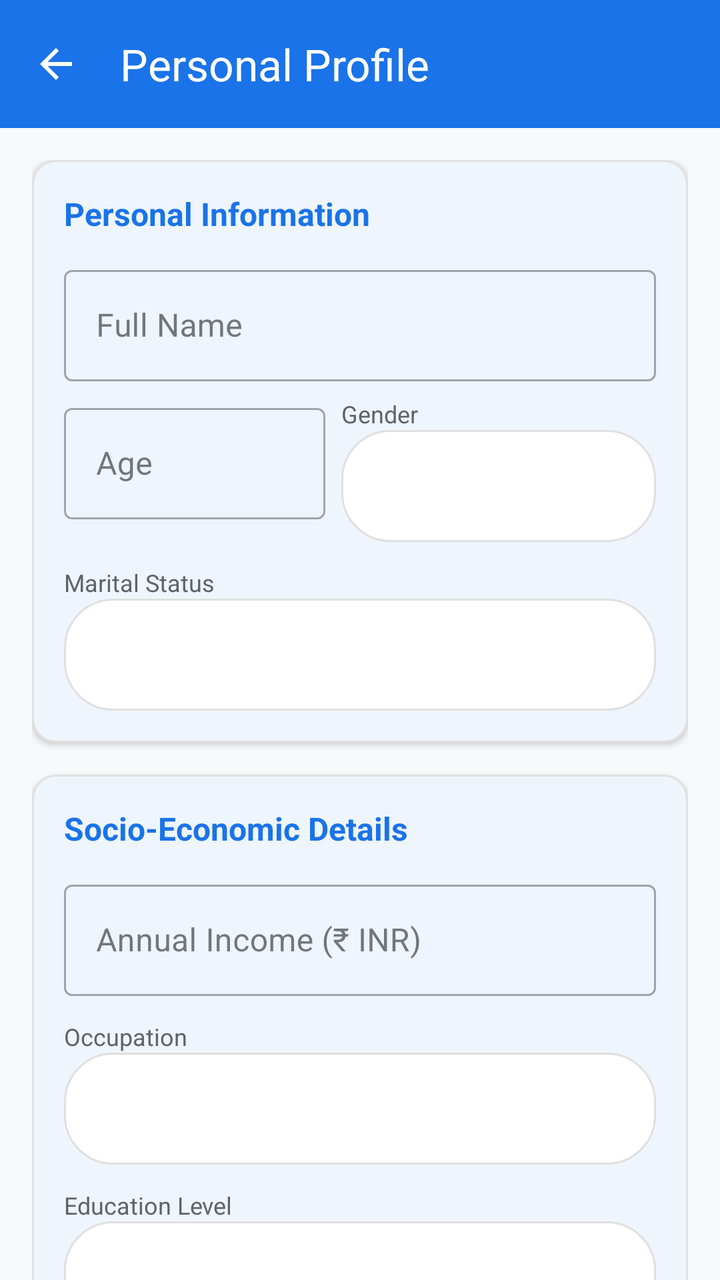
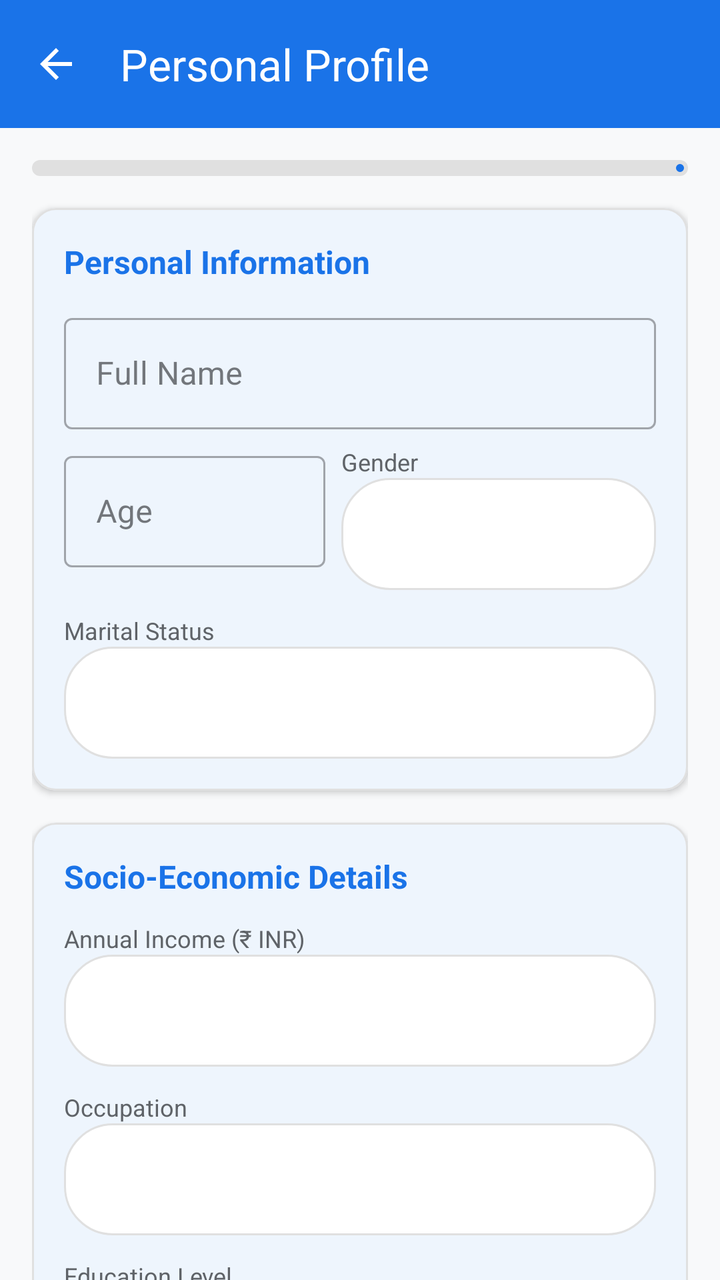

Compare the two renders of this Android layout. The source of the first and the diff that turns it into the second are given below.
<!-- AndroidManifest.xml: application theme Theme.Yojnika -->
<!-- res/layout/activity_profile.xml -->
<?xml version="1.0" encoding="utf-8"?>
<androidx.coordinatorlayout.widget.CoordinatorLayout xmlns:android="http://schemas.android.com/apk/res/android"
    xmlns:app="http://schemas.android.com/apk/res-auto"
    android:layout_width="match_parent"
    android:layout_height="match_parent"
    android:background="@color/background">

    <com.google.android.material.appbar.AppBarLayout
        android:layout_width="match_parent"
        android:layout_height="wrap_content"
        android:background="@color/primary">

        <com.google.android.material.appbar.MaterialToolbar
            android:id="@+id/toolbar"
            android:layout_width="match_parent"
            android:layout_height="?attr/actionBarSize"
            app:navigationIcon="@drawable/ic_arrow_back"
            app:navigationIconTint="@color/white"
            app:title="@string/profile_title"
            app:titleTextColor="@color/white" />

    </com.google.android.material.appbar.AppBarLayout>

    <androidx.core.widget.NestedScrollView
        android:layout_width="match_parent"
        android:layout_height="match_parent"
        app:layout_behavior="@string/appbar_scrolling_view_behavior">

        <LinearLayout
            android:layout_width="match_parent"
            android:layout_height="wrap_content"
            android:orientation="vertical"
            android:padding="16dp">

            <com.google.android.material.card.MaterialCardView
                android:layout_width="match_parent"
                android:layout_height="wrap_content"
                android:layout_marginBottom="16dp"
                app:cardBackgroundColor="@color/surface"
                app:cardCornerRadius="12dp"
                app:cardElevation="2dp"
                app:strokeColor="@color/card_stroke"
                app:strokeWidth="1dp">

                <LinearLayout
                    android:layout_width="match_parent"
                    android:layout_height="wrap_content"
                    android:orientation="vertical"
                    android:padding="16dp">

                    <TextView
                        android:layout_width="wrap_content"
                        android:layout_height="wrap_content"
                        android:text="Personal Information"
                        android:textColor="@color/primary"
                        android:textSize="16sp"
                        android:textStyle="bold" />

                    
                    <com.google.android.material.textfield.TextInputLayout
                        android:id="@+id/tilFullName"
                        style="@style/Widget.MaterialComponents.TextInputLayout.OutlinedBox"
                        android:layout_width="match_parent"
                        android:layout_height="wrap_content"
                        android:layout_marginTop="12dp"
                        android:hint="@string/full_name">

                        <com.google.android.material.textfield.TextInputEditText
                            android:id="@+id/etFullName"
                            android:layout_width="match_parent"
                            android:layout_height="wrap_content"
                            android:inputType="textPersonName"
                            android:maxLines="1" />
                    </com.google.android.material.textfield.TextInputLayout>

                    
                    <LinearLayout
                        android:layout_width="match_parent"
                        android:layout_height="wrap_content"
                        android:layout_marginTop="8dp"
                        android:orientation="horizontal">

                        <com.google.android.material.textfield.TextInputLayout
                            android:id="@+id/tilAge"
                            style="@style/Widget.MaterialComponents.TextInputLayout.OutlinedBox"
                            android:layout_width="0dp"
                            android:layout_height="wrap_content"
                            android:layout_marginEnd="8dp"
                            android:layout_weight="1"
                            android:hint="@string/age">

                            <com.google.android.material.textfield.TextInputEditText
                                android:id="@+id/etAge"
                                android:layout_width="match_parent"
                                android:layout_height="wrap_content"
                                android:inputType="number"
                                android:maxLength="3" />
                        </com.google.android.material.textfield.TextInputLayout>

                        <LinearLayout
                            android:layout_width="0dp"
                            android:layout_height="wrap_content"
                            android:layout_weight="1.2"
                            android:orientation="vertical">

                            <TextView
                                android:layout_width="wrap_content"
                                android:layout_height="wrap_content"
                                android:text="@string/gender"
                                android:textColor="@color/text_secondary"
                                android:textSize="12sp" />

                            <Spinner
                                android:id="@+id/spinnerGender"
                                android:layout_width="match_parent"
                                android:layout_height="56dp"
                                android:background="@drawable/bg_search_bar"
                                android:padding="8dp" />
                        </LinearLayout>
                    </LinearLayout>

                    
                    <TextView
                        android:layout_width="wrap_content"
                        android:layout_height="wrap_content"
                        android:layout_marginTop="12dp"
                        android:text="@string/marital_status"
                        android:textColor="@color/text_secondary"
                        android:textSize="12sp" />

                    <Spinner
                        android:id="@+id/spinnerMaritalStatus"
                        android:layout_width="match_parent"
                        android:layout_height="56dp"
                        android:background="@drawable/bg_search_bar"
                        android:padding="8dp" />

                </LinearLayout>
            </com.google.android.material.card.MaterialCardView>

            <com.google.android.material.card.MaterialCardView
                android:layout_width="match_parent"
                android:layout_height="wrap_content"
                android:layout_marginBottom="16dp"
                app:cardBackgroundColor="@color/surface"
                app:cardCornerRadius="12dp"
                app:cardElevation="2dp"
                app:strokeColor="@color/card_stroke"
                app:strokeWidth="1dp">

                <LinearLayout
                    android:layout_width="match_parent"
                    android:layout_height="wrap_content"
                    android:orientation="vertical"
                    android:padding="16dp">

                    <TextView
                        android:layout_width="wrap_content"
                        android:layout_height="wrap_content"
                        android:text="Socio-Economic Details"
                        android:textColor="@color/primary"
                        android:textSize="16sp"
                        android:textStyle="bold" />

                    
                    <com.google.android.material.textfield.TextInputLayout
                        android:id="@+id/tilIncome"
                        style="@style/Widget.MaterialComponents.TextInputLayout.OutlinedBox"
                        android:layout_width="match_parent"
                        android:layout_height="wrap_content"
                        android:layout_marginTop="12dp"
                        android:hint="@string/annual_income">

                        <com.google.android.material.textfield.TextInputEditText
                            android:id="@+id/etIncome"
                            android:layout_width="match_parent"
                            android:layout_height="wrap_content"
                            android:inputType="number" />
                    </com.google.android.material.textfield.TextInputLayout>

                    
                    <TextView
                        android:layout_width="wrap_content"
                        android:layout_height="wrap_content"
                        android:layout_marginTop="12dp"
                        android:text="@string/occupation"
                        android:textColor="@color/text_secondary"
                        android:textSize="12sp" />

                    <Spinner
                        android:id="@+id/spinnerOccupation"
                        android:layout_width="match_parent"
                        android:layout_height="56dp"
                        android:background="@drawable/bg_search_bar"
                        android:padding="8dp" />

                    
                    <TextView
                        android:layout_width="wrap_content"
                        android:layout_height="wrap_content"
                        android:layout_marginTop="12dp"
                        android:text="@string/education_level"
                        android:textColor="@color/text_secondary"
                        android:textSize="12sp" />

                    <Spinner
                        android:id="@+id/spinnerEducation"
                        android:layout_width="match_parent"
                        android:layout_height="56dp"
                        android:background="@drawable/bg_search_bar"
                        android:padding="8dp" />

                    
                    <TextView
                        android:layout_width="wrap_content"
                        android:layout_height="wrap_content"
                        android:layout_marginTop="12dp"
                        android:text="@string/category"
                        android:textColor="@color/text_secondary"
                        android:textSize="12sp" />

                    <Spinner
                        android:id="@+id/spinnerCategory"
                        android:layout_width="match_parent"
                        android:layout_height="56dp"
                        android:background="@drawable/bg_search_bar"
                        android:padding="8dp" />

                </LinearLayout>
            </com.google.android.material.card.MaterialCardView>

            <com.google.android.material.card.MaterialCardView
                android:layout_width="match_parent"
                android:layout_height="wrap_content"
                android:layout_marginBottom="24dp"
                app:cardBackgroundColor="@color/surface"
                app:cardCornerRadius="12dp"
                app:cardElevation="2dp"
                app:strokeColor="@color/card_stroke"
                app:strokeWidth="1dp">

                <LinearLayout
                    android:layout_width="match_parent"
                    android:layout_height="wrap_content"
                    android:orientation="vertical"
                    android:padding="16dp">

                    <TextView
                        android:layout_width="wrap_content"
                        android:layout_height="wrap_content"
                        android:text="Location"
                        android:textColor="@color/primary"
                        android:textSize="16sp"
                        android:textStyle="bold" />

                    
                    <TextView
                        android:layout_width="wrap_content"
                        android:layout_height="wrap_content"
                        android:layout_marginTop="12dp"
                        android:text="@string/state"
                        android:textColor="@color/text_secondary"
                        android:textSize="12sp" />

                    <Spinner
                        android:id="@+id/spinnerState"
                        android:layout_width="match_parent"
                        android:layout_height="56dp"
                        android:background="@drawable/bg_search_bar"
                        android:padding="8dp" />

                    
                    <com.google.android.material.textfield.TextInputLayout
                        android:id="@+id/tilDistrict"
                        style="@style/Widget.MaterialComponents.TextInputLayout.OutlinedBox"
                        android:layout_width="match_parent"
                        android:layout_height="wrap_content"
                        android:layout_marginTop="12dp"
                        android:hint="@string/district">

                        <com.google.android.material.textfield.TextInputEditText
                            android:id="@+id/etDistrict"
                            android:layout_width="match_parent"
                            android:layout_height="wrap_content"
                            android:inputType="textCapWords"
                            android:maxLines="1" />
                    </com.google.android.material.textfield.TextInputLayout>

                </LinearLayout>
            </com.google.android.material.card.MaterialCardView>

            <com.google.android.material.button.MaterialButton
                android:id="@+id/btnSaveProfile"
                android:layout_width="match_parent"
                android:layout_height="56dp"
                android:layout_marginBottom="32dp"
                android:backgroundTint="@color/primary"
                android:text="@string/save_profile"
                android:textColor="@color/white"
                android:textSize="16sp"
                app:cornerRadius="12dp"
                app:icon="@drawable/ic_check_circle"
                app:iconGravity="textStart"
                app:iconTint="@color/white" />

        </LinearLayout>
    </androidx.core.widget.NestedScrollView>

</androidx.coordinatorlayout.widget.CoordinatorLayout>
<!-- resources referenced by this layout -->
<resources>
  <color name="background">#F8F9FA</color>
  <color name="card_stroke">#E0E0E0</color>
  <color name="primary">#1A73E8</color>
  <color name="surface">#FFFFFF</color>
  <color name="text_secondary">#5F6368</color>
  <color name="white">#FFFFFF</color>
  <!-- drawable bg_search_bar (drawable) -->
  <?xml version="1.0" encoding="utf-8"?>
  <shape xmlns:android="http://schemas.android.com/apk/res/android"
      android:shape="rectangle">
      <corners android:radius="24dp" />
      <solid android:color="@color/surface" />
      <stroke
          android:width="1dp"
          android:color="@color/card_stroke" />
  </shape>
  <!-- drawable ic_arrow_back (drawable) -->
  <?xml version="1.0" encoding="utf-8"?>
  <vector xmlns:android="http://schemas.android.com/apk/res/android"
      android:width="24dp"
      android:height="24dp"
      android:viewportWidth="24"
      android:viewportHeight="24">
      <path
          android:fillColor="#FF202124"
          android:pathData="M20,11H7.83l5.59,-5.59L12,4l-8,8 8,8 1.41,-1.41L7.83,13H20v-2z" />
  </vector>
  <!-- drawable ic_check_circle (drawable) -->
  <?xml version="1.0" encoding="utf-8"?>
  <vector xmlns:android="http://schemas.android.com/apk/res/android"
      android:width="24dp"
      android:height="24dp"
      android:viewportWidth="24"
      android:viewportHeight="24">
      <path
          android:fillColor="#FF2E7D32"
          android:pathData="M12,2C6.48,2 2,6.48 2,12s4.48,10 10,10 10,-4.48 10,-10S17.52,2 12,2zm-2,15l-5,-5 1.41,-1.41L10,14.17l7.59,-7.59L19,8l-9,9z" />
  </vector>
  <string name="age">Age</string>
  <string name="annual_income">Annual Income (₹ INR)</string>
  <string name="category">Category / Caste</string>
  <string name="district">District</string>
  <string name="education_level">Education Level</string>
  <string name="full_name">Full Name</string>
  <string name="gender">Gender</string>
  <string name="marital_status">Marital Status</string>
  <string name="occupation">Occupation</string>
  <string name="profile_title">Personal Profile</string>
  <string name="save_profile">Save Profile</string>
  <string name="state">State / UT</string>
  <style name="Theme.Yojnika" parent="Theme.Material3.DayNight.NoActionBar">
          
          <item name="colorPrimary">@color/primary</item>
          <item name="colorPrimaryVariant">@color/primary_dark</item>
          <item name="colorOnPrimary">@color/on_primary</item>
  
          
          <item name="colorSecondary">@color/secondary</item>
          <item name="colorSecondaryVariant">@color/secondary_dark</item>
          <item name="colorOnSecondary">@color/on_secondary</item>
  
          
          <item name="android:statusBarColor">@color/primary</item>
          <item name="android:windowLightStatusBar" tools:targetApi="m">false</item>
          <item name="android:navigationBarColor">@color/surface</item>
          <item name="android:windowLightNavigationBar" tools:targetApi="o_mr1">true</item>
  
          
          <item name="android:windowBackground">@color/background</item>
          <item name="colorSurface">@color/surface</item>
          <item name="colorOnSurface">@color/text_primary</item>
      </style>
  <color name="primary_dark">#1557B0</color>
  <color name="on_primary">#FFFFFF</color>
  <color name="secondary">#34A853</color>
  <color name="secondary_dark">#1E8E3E</color>
  <color name="on_secondary">#FFFFFF</color>
  <color name="text_primary">#202124</color>
</resources>

<!-- the commit's change to res/layout/activity_profile.xml (unified diff, before → after) -->
@@ -32,6 +32,17 @@
             android:orientation="vertical"
             android:padding="16dp">
 
+            <com.google.android.material.progressindicator.LinearProgressIndicator
+                android:id="@+id/progressIndicator"
+                android:layout_width="match_parent"
+                android:layout_height="wrap_content"
+                android:layout_marginBottom="16dp"
+                android:progress="0"
+                app:indicatorColor="@color/primary"
+                app:trackColor="@color/card_stroke"
+                app:trackCornerRadius="4dp"
+                app:trackThickness="8dp" />
+
             <com.google.android.material.card.MaterialCardView
                 android:layout_width="match_parent"
                 android:layout_height="wrap_content"
@@ -163,16 +174,33 @@
                         android:textStyle="bold" />
 
                     
-                    <com.google.android.material.textfield.TextInputLayout
-                        android:id="@+id/tilIncome"
-                        style="@style/Widget.MaterialComponents.TextInputLayout.OutlinedBox"
-                        android:layout_width="match_parent"
-                        android:layout_height="wrap_content"
-                        android:layout_marginTop="12dp"
-                        android:hint="@string/annual_income">
-
-                        <com.google.android.material.textfield.TextInputEditText
-                            android:id="@+id/etIncome"
+                    <TextView
+                        android:layout_width="wrap_content"
+                        android:layout_height="wrap_content"
+                        android:layout_marginTop="12dp"
+                        android:text="@string/annual_income"
+                        android:textColor="@color/text_secondary"
+                        android:textSize="12sp" />
+
+                    <Spinner
+                        android:id="@+id/spinnerIncomeRange"
+                        android:layout_width="match_parent"
+                        android:layout_height="56dp"
+                        android:background="@drawable/bg_search_bar"
+                        android:padding="8dp" />
+
+                    
+                    <com.google.android.material.textfield.TextInputLayout
+                        android:id="@+id/tilCustomIncome"
+                        style="@style/Widget.MaterialComponents.TextInputLayout.OutlinedBox"
+                        android:layout_width="match_parent"
+                        android:layout_height="wrap_content"
+                        android:layout_marginTop="8dp"
+                        android:hint="@string/enter_custom_income"
+                        android:visibility="gone">
+
+                        <com.google.android.material.textfield.TextInputEditText
+                            android:id="@+id/etCustomIncome"
                             android:layout_width="match_parent"
                             android:layout_height="wrap_content"
                             android:inputType="number" />
@@ -225,6 +253,24 @@
                         android:layout_height="56dp"
                         android:background="@drawable/bg_search_bar"
                         android:padding="8dp" />
+
+                    
+                    <com.google.android.material.textfield.TextInputLayout
+                        android:id="@+id/tilCustomCategory"
+                        style="@style/Widget.MaterialComponents.TextInputLayout.OutlinedBox"
+                        android:layout_width="match_parent"
+                        android:layout_height="wrap_content"
+                        android:layout_marginTop="8dp"
+                        android:hint="@string/enter_custom_category"
+                        android:visibility="gone">
+
+                        <com.google.android.material.textfield.TextInputEditText
+                            android:id="@+id/etCustomCategory"
+                            android:layout_width="match_parent"
+                            android:layout_height="wrap_content"
+                            android:inputType="textCapWords"
+                            android:maxLines="1" />
+                    </com.google.android.material.textfield.TextInputLayout>
 
                 </LinearLayout>
             </com.google.android.material.card.MaterialCardView>
@@ -271,15 +317,50 @@
 
                     
                     <com.google.android.material.textfield.TextInputLayout
-                        android:id="@+id/tilDistrict"
-                        style="@style/Widget.MaterialComponents.TextInputLayout.OutlinedBox"
-                        android:layout_width="match_parent"
-                        android:layout_height="wrap_content"
-                        android:layout_marginTop="12dp"
-                        android:hint="@string/district">
-
-                        <com.google.android.material.textfield.TextInputEditText
-                            android:id="@+id/etDistrict"
+                        android:id="@+id/tilCustomState"
+                        style="@style/Widget.MaterialComponents.TextInputLayout.OutlinedBox"
+                        android:layout_width="match_parent"
+                        android:layout_height="wrap_content"
+                        android:layout_marginTop="8dp"
+                        android:hint="Enter State Name"
+                        android:visibility="gone">
+
+                        <com.google.android.material.textfield.TextInputEditText
+                            android:id="@+id/etCustomState"
+                            android:layout_width="match_parent"
+                            android:layout_height="wrap_content"
+                            android:inputType="textCapWords"
+                            android:maxLines="1" />
+                    </com.google.android.material.textfield.TextInputLayout>
+
+                    
+                    <TextView
+                        android:layout_width="wrap_content"
+                        android:layout_height="wrap_content"
+                        android:layout_marginTop="12dp"
+                        android:text="@string/district"
+                        android:textColor="@color/text_secondary"
+                        android:textSize="12sp" />
+
+                    <Spinner
+                        android:id="@+id/spinnerDistrict"
+                        android:layout_width="match_parent"
+                        android:layout_height="56dp"
+                        android:background="@drawable/bg_search_bar"
+                        android:padding="8dp" />
+
+                    
+                    <com.google.android.material.textfield.TextInputLayout
+                        android:id="@+id/tilCustomDistrict"
+                        style="@style/Widget.MaterialComponents.TextInputLayout.OutlinedBox"
+                        android:layout_width="match_parent"
+                        android:layout_height="wrap_content"
+                        android:layout_marginTop="8dp"
+                        android:hint="@string/enter_custom_district"
+                        android:visibility="gone">
+
+                        <com.google.android.material.textfield.TextInputEditText
+                            android:id="@+id/etCustomDistrict"
                             android:layout_width="match_parent"
                             android:layout_height="wrap_content"
                             android:inputType="textCapWords"
<!-- resource entries referenced after the edit -->
@@ -43,6 +43,9 @@
   <string name="category">Category / Caste</string>
   <string name="district">District</string>
   <string name="education_level">Education Level</string>
+  <string name="enter_custom_category">Enter Category / Caste</string>
+  <string name="enter_custom_district">Enter District Name</string>
+  <string name="enter_custom_income">Enter Annual Income (₹)</string>
   <string name="full_name">Full Name</string>
   <string name="gender">Gender</string>
   <string name="marital_status">Marital Status</string>
